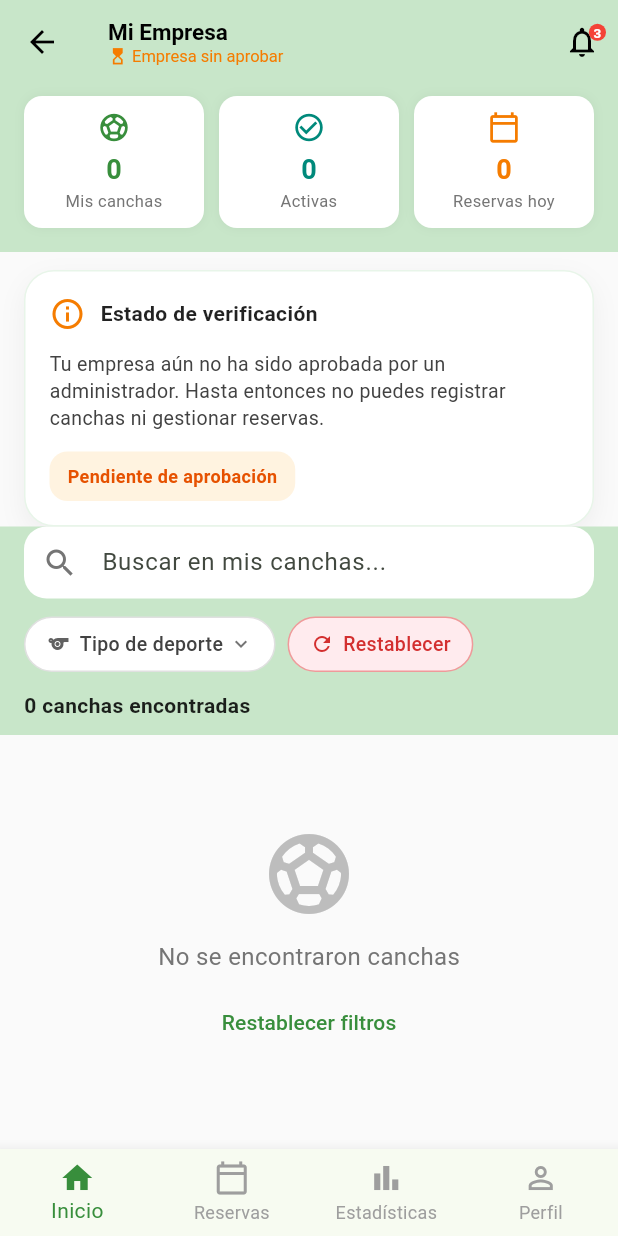
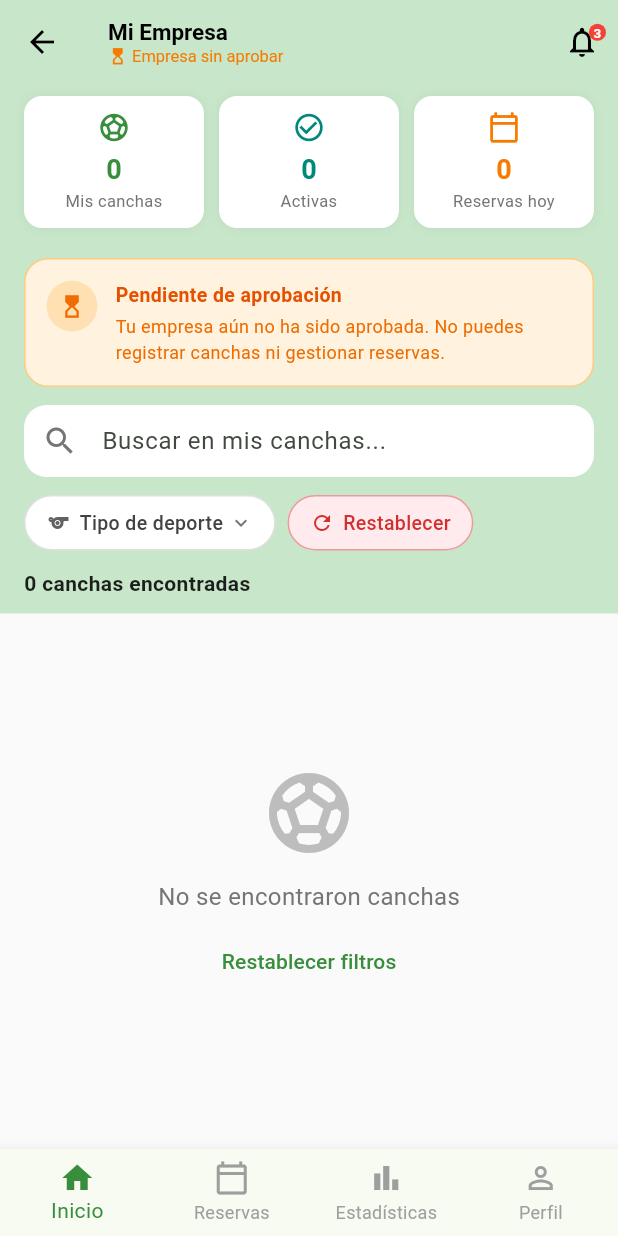
Before and after one commit to JorgeIRamos/SportRent, a Flutter app: the HomeEmpresa screen opened by its route, on a phone screen of 412 x 824 dp. Run offline on Flutter 3.47's test engine with Material 3 defaults, Android fonts, the phone set to English and light mode, and no system bars; our stand-ins replace cloud_firestore, firebase_auth, firebase_core, fl_chart, get, image_picker; accounts and stored records are empty.

Commit message:
Se configuro un mensaje de la interfaz

```diff
--- a/lib/main.dart
+++ b/lib/main.dart
@@ -9,4 +9,5 @@ void main() async {
     options: DefaultFirebaseOptions.currentPlatform,
   );
   runApp(const MyApp());
+
 }
--- a/lib/ui/pages/home_empresa.dart
+++ b/lib/ui/pages/home_empresa.dart
@@ -177,60 +177,6 @@ class _HomeEmpresaState extends State<HomeEmpresa> {
       return Column(
         children: [
           _buildResumen(canchas, reservasHoy),
-          if (!_empresaCtrl.estaVerificada)
-            Container(
-              width: double.infinity,
-              margin: EdgeInsets.fromLTRB(16, 12, 16, 0),
-              padding: EdgeInsets.all(16),
-              decoration: BoxDecoration(
-                color: Colors.white,
-                borderRadius: BorderRadius.circular(20),
-                border: Border.all(color: Colors.green[50]!),
-                boxShadow: [
-                  BoxShadow(
-                    color: Colors.black.withOpacity(0.05),
-                    blurRadius: 14,
-                    offset: Offset(0, 6),
-                  ),
-                ],
-              ),
-              child: Column(
-                crossAxisAlignment: CrossAxisAlignment.start,
-                children: [
-                  Row(
-                    children: [
-                      Icon(Icons.info_outline, color: Colors.orange[700]),
-                      SizedBox(width: 10),
-                      Text(
-                        'Estado de verificación',
-                        style: TextStyle(
-                          fontSize: 14,
-                          fontWeight: FontWeight.bold,
-                          color: Colors.black87,
-                        ),
-                      ),
-                    ],
-                  ),
-                  SizedBox(height: 12),
-                  Text(
-                    'Tu empresa aún no ha sido aprobada por un administrador. Hasta entonces no puedes registrar canchas ni gestionar reservas.',
-                    style: TextStyle(color: Colors.grey[800], fontSize: 13, height: 1.4),
-                  ),
-                  SizedBox(height: 14),
-                  Container(
-                    padding: EdgeInsets.symmetric(horizontal: 12, vertical: 8),
-                    decoration: BoxDecoration(
-                      color: Colors.orange[50],
-                      borderRadius: BorderRadius.circular(12),
-                    ),
-                    child: Text(
-                      'Pendiente de aprobación',
-                      style: TextStyle(color: Colors.orange[900], fontSize: 12, fontWeight: FontWeight.w600),
-                    ),
-                  ),
-                ],
-              ),
-            ),
           _buildEncabezado(),
           Expanded(
             child: canchas.isEmpty
@@ -277,6 +223,56 @@ class _HomeEmpresaState extends State<HomeEmpresa> {
       child: Column(
         crossAxisAlignment: CrossAxisAlignment.start,
         children: [
+          if (!_empresaCtrl.estaVerificada)
+            Padding(
+              padding: const EdgeInsets.fromLTRB(16, 4, 16, 12),
+              child: Container(
+                padding: const EdgeInsets.all(14),
+                decoration: BoxDecoration(
+                  color: Colors.orange[50],
+                  borderRadius: BorderRadius.circular(16),
+                  border: Border.all(color: Colors.orange[200]!),
+                ),
+                child: Row(
+                  crossAxisAlignment: CrossAxisAlignment.start,
+                  children: [
+                    Container(
+                      padding: const EdgeInsets.all(8),
+                      decoration: BoxDecoration(
+                        color: Colors.orange[100],
+                        shape: BoxShape.circle,
+                      ),
+                      child: Icon(Icons.hourglass_top, color: Colors.orange[800], size: 18),
+                    ),
+                    const SizedBox(width: 12),
+                    Expanded(
+                      child: Column(
+                        crossAxisAlignment: CrossAxisAlignment.start,
+                        children: [
+                          Text(
+                            'Pendiente de aprobación',
+                            style: TextStyle(
+                              fontSize: 13,
+                              fontWeight: FontWeight.w700,
+                              color: Colors.orange[900],
+                            ),
+                          ),
+                          const SizedBox(height: 3),
+                          Text(
+                            'Tu empresa aún no ha sido aprobada. No puedes registrar canchas ni gestionar reservas.',
+                            style: TextStyle(
+                              fontSize: 12,
+                              color: Colors.orange[800],
+                              height: 1.4,
+                            ),
+                          ),
+                        ],
+                      ),
+                    ),
+                  ],
+                ),
+              ),
+            ),
           Padding(
             padding: const EdgeInsets.fromLTRB(16, 0, 16, 12),
             child: TextField(
```
